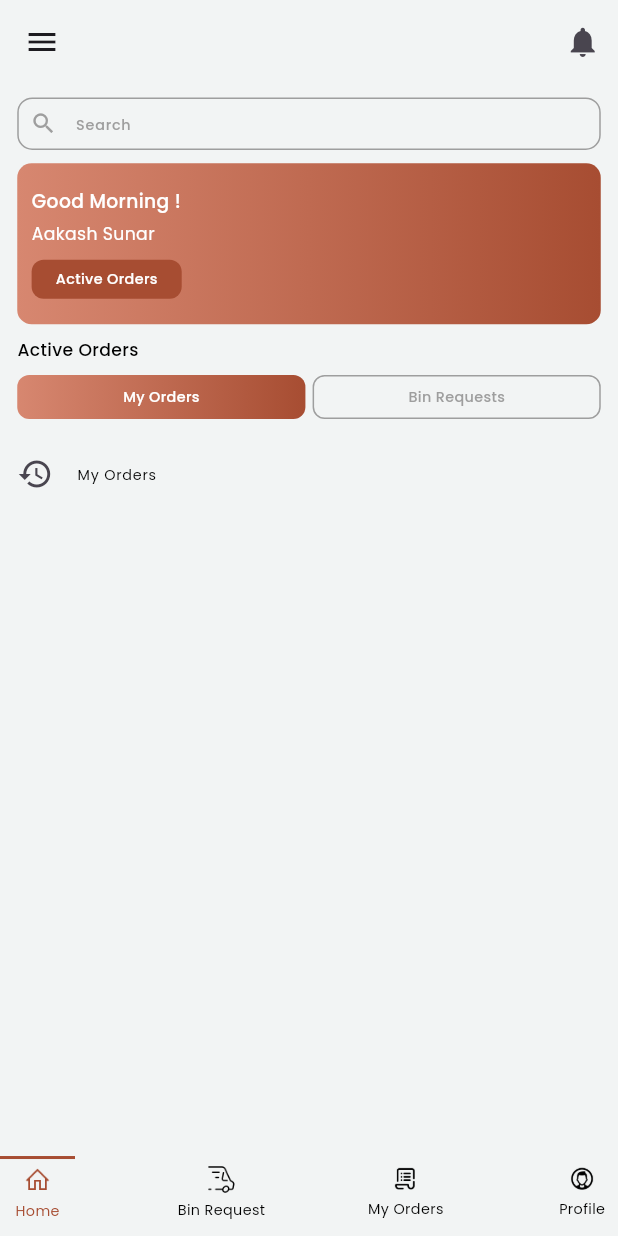
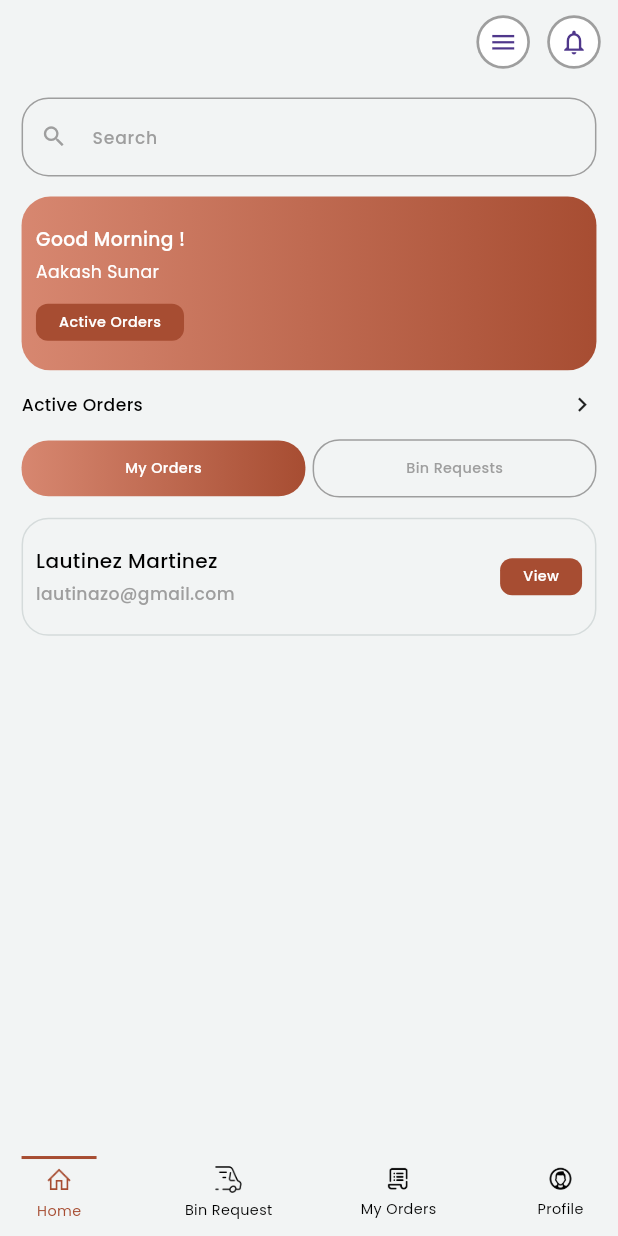
Before and after one commit to Nitin-U/cleanerapp, a Flutter app: the screen it shows after launch, after a tap on "Login", on a phone screen of 412 x 824 dp. Run offline on Flutter 3.47's test engine with Material 3 defaults, Android fonts, the phone set to English and light mode, and no system bars; our stand-ins replace flutter_screenutil, google_fonts, pinput.

Commit message:
changes in the login screen

```diff
--- a/lib/custom_widget/cleaner_chip.dart
+++ b/lib/custom_widget/cleaner_chip.dart
@@ -1,5 +1,6 @@
 import 'package:cleanerapp/utils/style.dart';
 import 'package:flutter/material.dart';
+import 'package:flutter_screenutil/flutter_screenutil.dart';
 
 class CleanerChip extends StatelessWidget {
   final double? height;
@@ -18,7 +19,9 @@ class CleanerChip extends StatelessWidget {
 
   @override
   Widget build(BuildContext context) {
-    return SizedBox(
+    return InkWell(
+      onTap: onPressed,
+      child: SizedBox(
         height: height,
         width: width,
         child: DecoratedBox(
@@ -27,13 +30,14 @@ class CleanerChip extends StatelessWidget {
             color: backgroundColor,
           ),
           child: Padding(
-          padding: const EdgeInsets.symmetric(horizontal: 16, vertical: 6),
+            padding: EdgeInsets.symmetric(horizontal: 16.w, vertical: 6.h),
             child: Text(
               label,
               style: dashboardlablefontwhite,
             ),
           ),
         ),
+      ),
     );
   }
 }
--- a/lib/custom_widget/cleaner_textfield.dart
+++ b/lib/custom_widget/cleaner_textfield.dart
@@ -1,6 +1,7 @@
 import 'package:cleanerapp/utils/appcolors.dart';
 import 'package:cleanerapp/utils/style.dart';
 import 'package:flutter/material.dart';
+import 'package:flutter_screenutil/flutter_screenutil.dart';
 
 class CleanerTextfield extends StatelessWidget {
   final String hintlabel;
@@ -24,29 +25,28 @@ class CleanerTextfield extends StatelessWidget {
       obscureText: obstructtext ?? false,
       validator: validation,
       controller: controller,
-      style: dashboardlablefontgrey,
+      style: dashboardlabelfontblack,
       decoration: InputDecoration(
+          prefixIconConstraints: BoxConstraints(minWidth: 45.w),
+          suffixIconConstraints: BoxConstraints(minWidth: 45.w),
           prefixIconColor: CleanerAppcolors.primarygreycolor,
-          prefixIconConstraints: BoxConstraints.tight(Size(35, 35)),
-          suffixIconConstraints: BoxConstraints.tight(Size(35, 35)),
-          constraints: BoxConstraints(maxHeight: 40),
           errorStyle: errorstyle,
           isDense: true,
           focusedBorder: OutlineInputBorder(
               borderSide: BorderSide(color: CleanerAppcolors.primarybrowncolor),
-              borderRadius: BorderRadius.circular(10)),
+              borderRadius: BorderRadius.circular(20.r)),
           border: InputBorder.none,
-          contentPadding: EdgeInsets.symmetric(horizontal: 0, vertical: 5),
+          contentPadding: EdgeInsets.symmetric(horizontal: 5.w, vertical: 20.h),
           hintStyle: dashboardlablefontgrey,
           disabledBorder: OutlineInputBorder(
               borderSide: BorderSide(color: Colors.grey),
-              borderRadius: BorderRadius.circular(10)),
+              borderRadius: BorderRadius.circular(20.r)),
           errorBorder: OutlineInputBorder(
               borderSide: BorderSide(color: Colors.grey),
-              borderRadius: BorderRadius.circular(10)),
+              borderRadius: BorderRadius.circular(20.r)),
           enabledBorder: OutlineInputBorder(
               borderSide: BorderSide(color: Colors.grey),
-              borderRadius: BorderRadius.circular(10)),
+              borderRadius: BorderRadius.circular(20.r)),
           prefixIcon: prefix,
           suffixIcon: suffix,
           hintText: hintlabel),
--- a/lib/utils/style.dart
+++ b/lib/utils/style.dart
@@ -13,7 +13,7 @@ TextStyle get dashboardlablefontbrown {
 TextStyle get dashboardlablefontgrey {
   return GoogleFonts.poppins(
       fontWeight: FontWeight.w500,
-      fontSize: 10.sp,
+      fontSize: 12.sp,
       color: CleanerAppcolors.primarygreycolor);
 }
 
@@ -52,6 +52,22 @@ TextStyle get resendfont {
   );
 }
 
+TextStyle get listiletitlefont {
+  return GoogleFonts.poppins(
+    fontWeight: FontWeight.w500,
+    color: Colors.black,
+    fontSize: 14.sp,
+  );
+}
+
+TextStyle get tabfonts {
+  return GoogleFonts.poppins(
+    fontWeight: FontWeight.w500,
+    color: Colors.white,
+    fontSize: 13.sp,
+  );
+}
+
 TextStyle get resendfontminigrey {
   return GoogleFonts.poppins(
     fontWeight: FontWeight.w500,
@@ -72,15 +88,15 @@ TextStyle get loginscreentitlefont {
   return GoogleFonts.poppins(
     fontWeight: FontWeight.w600,
     color: Colors.black,
-    fontSize: 16.sp,
+    fontSize: 24.sp,
   );
 }
 
 TextStyle get splashloadingfond {
   return GoogleFonts.poppins(
-    fontWeight: FontWeight.w400,
+    fontWeight: FontWeight.w500,
     color: CleanerAppcolors.primarygreycolor,
-    fontSize: 10.sp,
+    fontSize: 12.sp,
   );
 }
 
@@ -104,7 +120,7 @@ TextStyle get forgotpasswordfont {
   return GoogleFonts.poppins(
     fontWeight: FontWeight.w500,
     color: Colors.black,
-    fontSize: 10.sp,
+    fontSize: 13.sp,
   );
 }
 
--- a/lib/view/authentication/forgot_password/forgot_password_view/forgot_password_screen.dart
+++ b/lib/view/authentication/forgot_password/forgot_password_view/forgot_password_screen.dart
@@ -44,7 +44,7 @@ class ForgotPasswordScreen extends StatelessWidget {
             ),
             CleanerButton.navigation(
               width: MediaQuery.sizeOf(context).width,
-              backgroundcolor: CleanerAppcolors.primaryGreencolor,
+              backgroundcolor: CleanerAppcolors.primarybrowncolor,
               label: 'Send code your email',
               destination: OtpScreenView(),
             )
--- a/lib/view/authentication/login/login_view/login_view.dart
+++ b/lib/view/authentication/login/login_view/login_view.dart
@@ -1,7 +1,9 @@
 import 'package:cleanerapp/custom_widget/button.dart';
 import 'package:cleanerapp/custom_widget/cleaner_textfield.dart';
+import 'package:cleanerapp/custom_widget/transaction_route.dart';
 import 'package:cleanerapp/utils/appcolors.dart';
 import 'package:cleanerapp/utils/style.dart';
+import 'package:cleanerapp/view/authentication/forgot_password/forgot_password_view/forgot_password_screen.dart';
 import 'package:cleanerapp/view/authentication/login/login_provider/login_provider.dart';
 import 'package:cleanerapp/view/dashboard/dashboard_view/dashboard_view.dart';
 import 'package:flutter/material.dart';
@@ -18,30 +20,35 @@ class LoginView extends StatelessWidget {
         return Scaffold(
           backgroundColor: CleanerAppcolors.primarylightgreycolor,
           body: Padding(
-            padding: EdgeInsets.symmetric(horizontal: 15.w, vertical: 110.h),
+            padding: EdgeInsets.symmetric(
+              horizontal: 25.w,
+            ),
+            child: SingleChildScrollView(
               child: Column(
-              mainAxisAlignment: MainAxisAlignment.center,
                 crossAxisAlignment: CrossAxisAlignment.start,
                 children: [
+                  SizedBox(
+                    height: 180.h,
+                  ),
                   Text('Hello!', style: loginscreentitlefont),
                   SizedBox(
                     height: 5.h,
                   ),
                   Text('Welcome Back', style: loginscreentitlefont),
                   SizedBox(
-                  height: 15.h,
+                    height: 40.h,
                   ),
                   Text(
                     'Email',
                     style: dashboardlablefontgrey,
                   ),
                   SizedBox(
-                  height: 5.h,
+                    height: 8.h,
                   ),
                   CleanerTextfield(
                     prefix: Icon(
                       Icons.email,
-                    size: 13.h,
+                      size: 16.h,
                     ),
                     hintlabel: 'Enter your email',
                   ),
@@ -81,9 +88,15 @@ class LoginView extends StatelessWidget {
                   ),
                   Align(
                       alignment: Alignment.bottomRight,
+                      child: InkWell(
+                        onTap: () {
+                          Navigator.push(context,
+                              CustomPageRoute(child: ForgotPasswordScreen()));
+                        },
                         child: Text(
                           'Forgot Password',
                           style: forgotpasswordfont,
+                        ),
                       )),
                   SizedBox(
                     height: 10.h,
@@ -93,8 +106,9 @@ class LoginView extends StatelessWidget {
                     backgroundcolor: CleanerAppcolors.primarybrowncolor,
                     label: 'Login',
                     destination: DashboardView(),
-                )
+                  ),
                 ],
+              ),
             ),
           ),
         );
--- a/lib/view/dashboard/dashboard_view/dashboard_view.dart
+++ b/lib/view/dashboard/dashboard_view/dashboard_view.dart
@@ -17,6 +17,8 @@ class DashboardView extends StatelessWidget {
           backgroundColor: CleanerAppcolors.primarylightgreycolor,
           bottomNavigationBar: DecoratedBox(
             decoration: BoxDecoration(),
+            child: Padding(
+              padding: EdgeInsets.symmetric(horizontal: 15.w),
               child: Row(
                 crossAxisAlignment: CrossAxisAlignment.start,
                 mainAxisAlignment: MainAxisAlignment.spaceBetween,
@@ -166,6 +168,7 @@ class DashboardView extends StatelessWidget {
                 ],
               ),
             ),
+          ),
           body: dash.screens[dash.currenttab],
         );
       },
--- a/lib/view/dashboard_screens/home/components/greetings_card.dart
+++ b/lib/view/dashboard_screens/home/components/greetings_card.dart
@@ -23,9 +23,9 @@ class GreetingsCard extends StatelessWidget {
                   CleanerAppcolors.primarylightbrowncolor,
                   CleanerAppcolors.primarybrowncolor
                 ]),
-                borderRadius: BorderRadius.circular(10.sp)),
+                borderRadius: BorderRadius.circular(20.sp)),
             child: Padding(
-              padding:  EdgeInsets.symmetric(horizontal: 10.w, vertical: 19.h),
+              padding: EdgeInsets.symmetric(horizontal: 10.w, vertical: 22.h),
               child: Column(
                 crossAxisAlignment: CrossAxisAlignment.start,
                 children: [
@@ -41,7 +41,7 @@ class GreetingsCard extends StatelessWidget {
                     style: drivernamefont,
                   ),
                   SizedBox(
-                    height: 10.h,
+                    height: 15.h,
                   ),
                   CleanerChip(
                     backgroundColor: CleanerAppcolors.primarybrowncolor,
--- a/lib/view/dashboard_screens/home/components/my_orders_list/my_orders_list.dart
+++ b/lib/view/dashboard_screens/home/components/my_orders_list/my_orders_list.dart
@@ -1,5 +1,9 @@
+import 'package:cleanerapp/custom_widget/cleaner_chip.dart';
+import 'package:cleanerapp/utils/appcolors.dart';
 import 'package:cleanerapp/utils/style.dart';
+import 'package:cleanerapp/view/dashboard_screens/home/components/cleanerapp_bottom_sheet/cleanerapp_bottom_sheet.dart';
 import 'package:flutter/material.dart';
+import 'package:flutter_screenutil/flutter_screenutil.dart';
 
 class MyOrders extends StatelessWidget {
   const MyOrders({
@@ -10,14 +14,56 @@ class MyOrders extends StatelessWidget {
   Widget build(BuildContext context) {
     return Column(
       children: [
-        ListTile(
-          contentPadding: EdgeInsets.all(0),
-          leading: Icon(Icons.history),
-          title: Text(
-            'My Orders',
-            style: dashboardlabelfontblack,
+        SizedBox(
+          width: MediaQuery.sizeOf(context).width,
+          child: DecoratedBox(
+            decoration: BoxDecoration(
+                borderRadius: BorderRadius.circular(20.r),
+                border:
+                    Border.all(color: CleanerAppcolors.primaryminigreycolor)),
+            child: Padding(
+              padding: EdgeInsets.symmetric(vertical: 22.h, horizontal: 10.w),
+              child: Column(
+                children: [
+                  Row(
+                    mainAxisAlignment: MainAxisAlignment.spaceBetween,
+                    children: [
+                      Column(
+                        crossAxisAlignment: CrossAxisAlignment.start,
+                        children: [
+                          Text(
+                            'Lautinez Martinez',
+                            style: listiletitlefont,
+                          ),
+                          SizedBox(
+                            height: 5.h,
+                          ),
+                          Text(
+                            'lautinazo@gmail.com',
+                            style: splashloadingfond,
+                          ),
+                        ],
+                      ),
+                      CleanerChip(
+                        onPressed: () {
+                          showModalBottomSheet(
+                            showDragHandle: true,
+                            context: context,
+                            builder: (context) {
+                              return CleanerAppBottomSheet();
+                            },
+                          );
+                        },
+                        label: 'View',
+                        backgroundColor: CleanerAppcolors.primarybrowncolor,
+                      ),
+                    ],
+                  )
+                ],
+              ),
+            ),
           ),
-        ),
+        )
       ],
     );
   }
--- a/lib/view/dashboard_screens/home/components/orders_tabs/orders_tabs.dart
+++ b/lib/view/dashboard_screens/home/components/orders_tabs/orders_tabs.dart
@@ -40,9 +40,9 @@ class OrdersTabs extends StatelessWidget {
                             color: home.tabs == 0
                                 ? Colors.transparent
                                 : CleanerAppcolors.primarygreycolor),
-                        borderRadius: BorderRadius.circular(8)),
+                        borderRadius: BorderRadius.circular(20.r)),
                     child: Padding(
-                      padding:  EdgeInsets.all(8.sp),
+                      padding: EdgeInsets.symmetric(vertical: 13.h),
                       child: Center(
                         child: Text(
                           'My Orders',
@@ -78,9 +78,9 @@ class OrdersTabs extends StatelessWidget {
                             color: home.tabs == 1
                                 ? Colors.transparent
                                 : CleanerAppcolors.primarygreycolor),
-                        borderRadius: BorderRadius.circular(8)),
+                        borderRadius: BorderRadius.circular(20.r)),
                     child: Padding(
-                      padding:  EdgeInsets.all(8.sp),
+                      padding: EdgeInsets.symmetric(vertical: 13.sp),
                       child: Center(
                         child: Text(
                           'Bin Requests',
--- a/lib/view/dashboard_screens/home/home_view/home_screen.dart
+++ b/lib/view/dashboard_screens/home/home_view/home_screen.dart
@@ -21,40 +21,72 @@ class HomeScreen extends StatelessWidget {
         return Scaffold(
           drawer: CleanerAppDrawer(),
           appBar: AppBar(
-            leading: Builder(
+            actions: [
+              Builder(
                 builder: (context) => GestureDetector(
                     onTap: () {
                       Scaffold.of(context).openDrawer();
                     },
-                  child: Icon(Icons.menu)),
+                    child: CircleAvatar(
+                        backgroundColor: CleanerAppcolors.primarygreycolor,
+                        radius: 20.r,
+                        child: CircleAvatar(
+                          radius: 18.r,
+                          backgroundColor: Colors.white,
+                          child: Icon(
+                            Icons.menu,
+                            size: 22.h,
                           ),
-            actions: [
-              Icon(Icons.notifications),
+                        ))),
+              ),
               SizedBox(
                 width: 12.w,
-              )
+              ),
+              CircleAvatar(
+                  backgroundColor: CleanerAppcolors.primarygreycolor,
+                  radius: 20.r,
+                  child: CircleAvatar(
+                    radius: 18.r,
+                    backgroundColor: Colors.white,
+                    child: Icon(
+                      Icons.notifications_none,
+                      size: 22.h,
+                    ),
+                  )),
+              SizedBox(
+                width: 12.w,
+              ),
             ],
             backgroundColor: CleanerAppcolors.primarylightgreycolor,
             automaticallyImplyLeading: false,
           ),
           backgroundColor: CleanerAppcolors.primarylightgreycolor,
           body: Padding(
-            padding:  EdgeInsets.symmetric(horizontal: 12.w, vertical: 10.h),
+            padding: EdgeInsets.symmetric(horizontal: 15.w, vertical: 10.h),
             child: SingleChildScrollView(
               child: Column(
                 crossAxisAlignment: CrossAxisAlignment.start,
-                spacing: 10.h,
+                spacing: 15.h,
                 children: [
                   CleanerTextfield(
                       prefix: Icon(Icons.search), hintlabel: 'Search'),
                   GreetingsCard(),
+                  Row(
+                    mainAxisAlignment: MainAxisAlignment.spaceBetween,
+                    children: [
                       Text(
                         'Active Orders',
                         style: greetingsStyleblack,
                       ),
+                      Icon(
+                        Icons.keyboard_arrow_right_outlined,
+                        size: 20.sp,
+                      )
+                    ],
+                  ),
                   OrdersTabs(),
                   if (home.tabs == 0) MyOrders(),
-                  if (home.tabs == 1) UpComingOrders()
+                  if (home.tabs == 1) UpComingOrders(),
                 ],
               ),
             ),
```
Also changed, not shown: lib/view/authentication/otp/otp_screen_view/otp_screen_view.dart (+8 -6 lines), lib/view/dashboard_screens/home/components/cleanerapp_bottom_sheet/cleanerapp_bottom_sheet.dart (added, +68 -0 lines), lib/view/dashboard_screens/home/components/upcoming_orders_list/upcoming_order_list.dart (+6 -2 lines), lib/view/dashboard_screens/my_orders/my_orders_view/my_orders_screen.dart (+7 -3 lines). Lines whose indentation alone changed are shown as unchanged.
